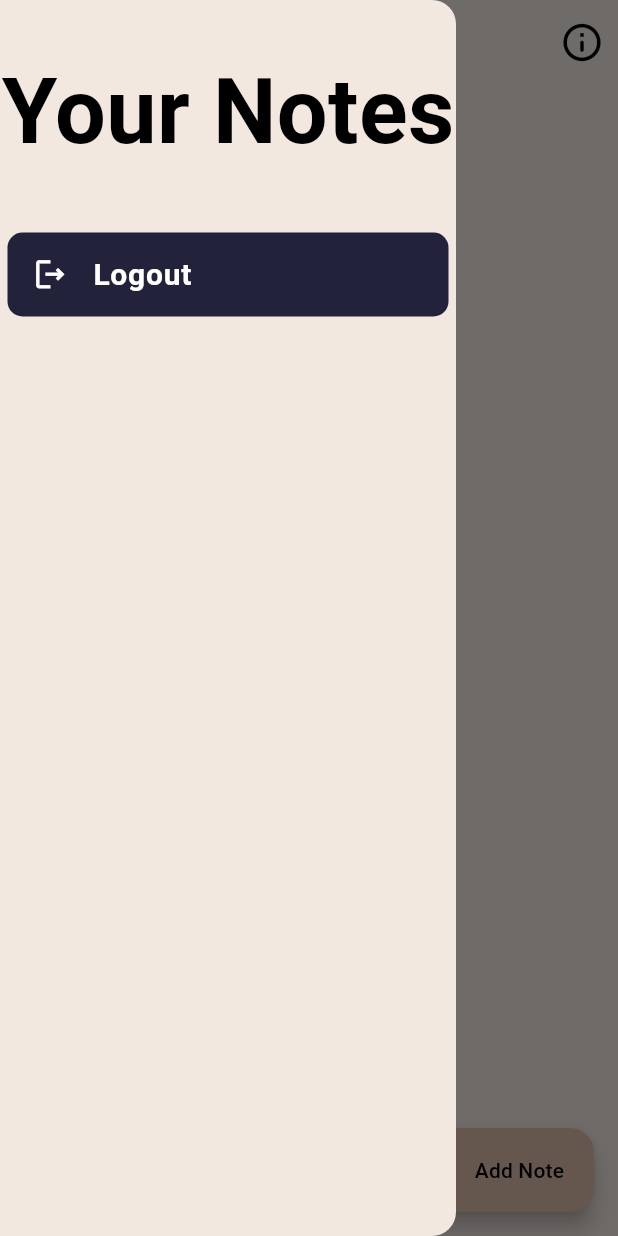
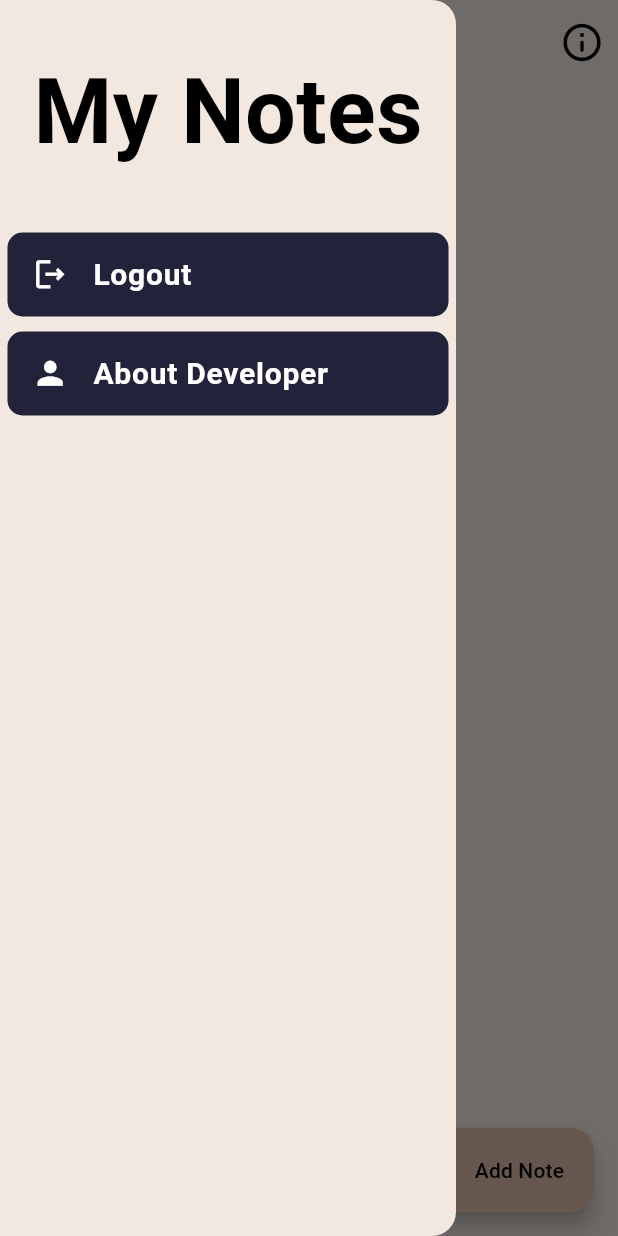
Before and after one commit to Devsonar19/My-Notes, a Flutter app: the NotesView screen opened directly, with the side drawer open, on a phone screen of 412 x 824 dp. Run offline on Flutter 3.47's test engine with Material 3 defaults, Android fonts, the phone set to English and light mode, and no system bars; our stand-ins replace bloc, cloud_firestore, equatable, firebase_auth, firebase_core, flutter_bloc and 4 more; accounts and stored records are empty; network calls fail.

Commit message:
Added about section in the drawer

```diff
--- /dev/null
+++ b/test_application/devtools_options.yaml
@@ -0,0 +1,3 @@
+description: This file stores settings for Dart & Flutter DevTools.
+documentation: https://docs.flutter.dev/tools/devtools/extensions#configure-extension-enablement-states
+extensions:
--- a/test_application/lib/constants/routes.dart
+++ b/test_application/lib/constants/routes.dart
@@ -1,2 +1,3 @@
 // ROUTES VIEW FROM HERE
 const createOrUpdateNoteRoute='/notes/new-notes';
+const aboutDevRoute='/notes/about-dev';
--- a/test_application/lib/main.dart
+++ b/test_application/lib/main.dart
@@ -8,6 +8,7 @@ import 'package:test_application/services/auth/bloc/auth_state.dart';
 import 'package:test_application/services/auth/firebase_auth_provider.dart';
 import 'package:test_application/views/forgot_password_view.dart';
 import 'package:test_application/views/login_view.dart';
+import 'package:test_application/views/notes/about_dev_view.dart';
 import 'package:test_application/views/notes/create_update_note_view.dart';
 import 'package:test_application/views/notes/notes_view.dart';
 import 'package:test_application/views/register_view.dart';
@@ -32,7 +33,8 @@ void main() {
         child: const HomePage(),
       ),
       routes: {
-        createOrUpdateNoteRoute: (context)=> CreateUpdateNoteView(),
+        createOrUpdateNoteRoute: (context)=> const CreateUpdateNoteView(),
+        aboutDevRoute: (context) => const AboutDevView(),
       },
     ),
   );
--- a/test_application/lib/views/notes/notes_view.dart
+++ b/test_application/lib/views/notes/notes_view.dart
@@ -75,7 +75,7 @@ class _NotesViewState extends State<NotesView> {
                         ),
                       ),
                       child: Text(
-                          'Your Notes',
+                          'My Notes',
                         style: TextStyle(
                           fontSize: 60,
                           fontWeight: FontWeight.bold,
@@ -117,6 +117,33 @@ class _NotesViewState extends State<NotesView> {
                     ),
                   ),
                 ),
+                SizedBox(
+                  child: Padding(
+                    padding: const EdgeInsets.all(5.0),
+                    child: ListTile(
+                        leading: const Icon(
+                          Icons.person,
+                          color: Colors.white,
+                          size: 25,
+                        ),
+                        title: const Text(
+                            'About Developer',
+                            style: TextStyle(
+                              fontSize: 20,
+                              fontWeight: FontWeight.bold,
+                              color: Colors.white,
+                            )
+                        ),
+                        tileColor: HexColor('22223b'),
+                        shape: RoundedRectangleBorder(
+                          borderRadius: BorderRadius.circular(10),
+                        ),
+                        onTap: () {
+                          Navigator.of(context).pushNamed(aboutDevRoute);
+                        }
+                    ),
+                  ),
+                ),
 
               ],
           ),
@@ -152,13 +179,13 @@ class _NotesViewState extends State<NotesView> {
                   },
                 );
               }else{
-                return Center(child: const CircularProgressIndicator());
+                return const Center(child: CircularProgressIndicator());
               }
             default:
-              return Center(child: const CircularProgressIndicator());
+              return const Center(child: CircularProgressIndicator());
           }
         },
       ),
     );
   }
-  }
+}
--- a/test_application/pubspec.yaml
+++ b/test_application/pubspec.yaml
@@ -43,6 +43,8 @@ dependencies:
   intl: ^0.20.2
   google_fonts: ^7.1.0
   hexcolor: ^3.0.2
+  url_launcher: ^6.3.2
+  font_awesome_flutter: ^10.12.0
 
 dev_dependencies:
   flutter_test:
```
Also changed, not shown: test_application/lib/views/notes/about_dev_view.dart (added, +169 -0 lines), 2 other files.
